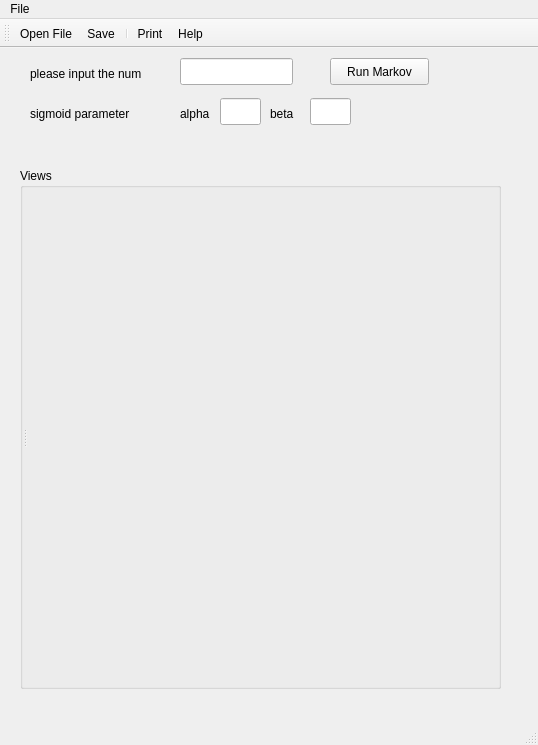
The window that SimpleView.ui (ryderlin/MIP_KneePrj) describes before a commit, drawn with Qt 5.
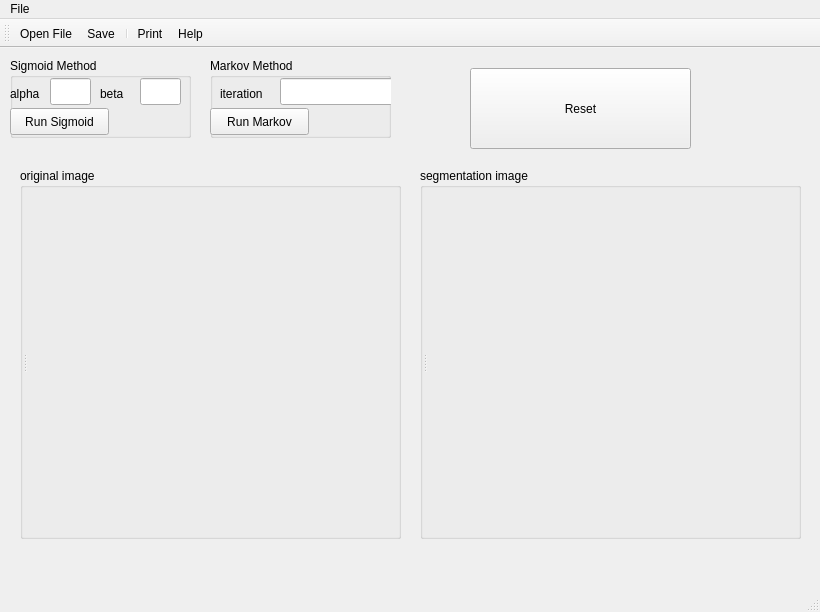
The same window after the commit. Icons and pictures are not drawn. Custom widgets are drawn as their Qt base class.

Commit message: first version for MIP final project

What changed in the file:
```diff
--- a/SimpleView.ui
+++ b/SimpleView.ui
@@ -6,8 +6,8 @@
    <rect>
     <x>0</x>
     <y>0</y>
-    <width>538</width>
-    <height>745</height>
+    <width>820</width>
+    <height>612</height>
    </rect>
   </property>
   <property name="windowTitle">
@@ -29,8 +29,8 @@
      <rect>
       <x>20</x>
       <y>120</y>
-      <width>481</width>
-      <height>521</height>
+      <width>381</width>
+      <height>371</height>
      </rect>
     </property>
     <property name="sizePolicy">
@@ -40,7 +40,7 @@
      </sizepolicy>
     </property>
     <property name="title">
-     <string>Views</string>
+     <string>original image</string>
     </property>
     <layout class="QVBoxLayout">
      <property name="spacing">
@@ -100,60 +100,184 @@
      </item>
     </layout>
    </widget>
-   <widget class="QPushButton" name="btnRun">
+   <widget class="QGroupBox" name="groupBoxGraph_2">
     <property name="geometry">
      <rect>
-      <x>330</x>
+      <x>420</x>
+      <y>120</y>
+      <width>381</width>
+      <height>371</height>
+     </rect>
+    </property>
+    <property name="sizePolicy">
+     <sizepolicy hsizetype="Expanding" vsizetype="Expanding">
+      <horstretch>1</horstretch>
+      <verstretch>1</verstretch>
+     </sizepolicy>
+    </property>
+    <property name="title">
+     <string>segmentation image</string>
+    </property>
+    <layout class="QVBoxLayout" name="_2">
+     <property name="spacing">
+      <number>0</number>
+     </property>
+     <property name="leftMargin">
+      <number>0</number>
+     </property>
+     <property name="topMargin">
+      <number>0</number>
+     </property>
+     <property name="rightMargin">
+      <number>0</number>
+     </property>
+     <property name="bottomMargin">
+      <number>0</number>
+     </property>
+     <item>
+      <widget class="QSplitter" name="splitter_2">
+       <property name="orientation">
+        <enum>Qt::Horizontal</enum>
+       </property>
+       <widget class="QFrame" name="tableFrame_2">
+        <layout class="QVBoxLayout" name="_3">
+         <property name="spacing">
+          <number>0</number>
+         </property>
+         <property name="leftMargin">
+          <number>0</number>
+         </property>
+         <property name="topMargin">
+          <number>0</number>
+         </property>
+         <property name="rightMargin">
+          <number>0</number>
+         </property>
+         <property name="bottomMargin">
+          <number>0</number>
+         </property>
+        </layout>
+       </widget>
+       <widget class="QVTKWidget" name="qvtkWidget_Seg" native="true">
+        <property name="sizePolicy">
+         <sizepolicy hsizetype="Expanding" vsizetype="Expanding">
+          <horstretch>1</horstretch>
+          <verstretch>1</verstretch>
+         </sizepolicy>
+        </property>
+        <property name="minimumSize">
+         <size>
+          <width>300</width>
+          <height>300</height>
+         </size>
+        </property>
+       </widget>
+      </widget>
+     </item>
+    </layout>
+   </widget>
+   <widget class="QGroupBox" name="groupBox">
+    <property name="geometry">
+     <rect>
+      <x>210</x>
       <y>10</y>
-      <width>99</width>
-      <height>27</height>
+      <width>181</width>
+      <height>80</height>
      </rect>
     </property>
-    <property name="text">
-     <string>Run Markov</string>
+    <property name="title">
+     <string>Markov Method</string>
     </property>
-   </widget>
    <widget class="QLabel" name="lbIteration">
     <property name="geometry">
      <rect>
-      <x>30</x>
-      <y>10</y>
-      <width>151</width>
+       <x>10</x>
+       <y>20</y>
+       <width>61</width>
       <height>31</height>
      </rect>
     </property>
     <property name="text">
-     <string>please input the num</string>
+      <string>iteration</string>
     </property>
    </widget>
    <widget class="QLineEdit" name="leIterationNum">
     <property name="geometry">
      <rect>
-      <x>180</x>
-      <y>10</y>
+       <x>70</x>
+       <y>20</y>
       <width>113</width>
       <height>27</height>
      </rect>
     </property>
    </widget>
-   <widget class="QLabel" name="lbIteration_2">
+    <widget class="QPushButton" name="btnRunMrf">
     <property name="geometry">
      <rect>
-      <x>30</x>
+       <x>0</x>
       <y>50</y>
-      <width>151</width>
+       <width>99</width>
+       <height>27</height>
+      </rect>
+     </property>
+     <property name="text">
+      <string>Run Markov</string>
+     </property>
+    </widget>
+   </widget>
+   <widget class="QGroupBox" name="groupBox_2">
+    <property name="geometry">
+     <rect>
+      <x>10</x>
+      <y>10</y>
+      <width>181</width>
+      <height>80</height>
+     </rect>
+    </property>
+    <property name="title">
+     <string>Sigmoid Method</string>
+    </property>
+    <widget class="QPushButton" name="btnRunSig">
+     <property name="geometry">
+      <rect>
+       <x>0</x>
+       <y>50</y>
+       <width>99</width>
+       <height>27</height>
+      </rect>
+     </property>
+     <property name="text">
+      <string>Run Sigmoid</string>
+     </property>
+    </widget>
+    <widget class="QLabel" name="lbIteration_4">
+     <property name="geometry">
+      <rect>
+       <x>90</x>
+       <y>20</y>
+       <width>41</width>
       <height>31</height>
      </rect>
     </property>
     <property name="text">
-     <string>sigmoid parameter</string>
+      <string>beta</string>
+     </property>
+    </widget>
+    <widget class="QLineEdit" name="leSigBeta">
+     <property name="geometry">
+      <rect>
+       <x>130</x>
+       <y>20</y>
+       <width>41</width>
+       <height>27</height>
+      </rect>
     </property>
    </widget>
    <widget class="QLineEdit" name="leSigAlpha">
     <property name="geometry">
      <rect>
-      <x>220</x>
-      <y>50</y>
+       <x>40</x>
+       <y>20</y>
       <width>41</width>
       <height>27</height>
      </rect>
@@ -162,8 +286,8 @@
    <widget class="QLabel" name="lbIteration_3">
     <property name="geometry">
      <rect>
-      <x>180</x>
-      <y>50</y>
+       <x>0</x>
+       <y>20</y>
       <width>41</width>
       <height>31</height>
      </rect>
@@ -172,27 +296,27 @@
      <string>alpha</string>
     </property>
    </widget>
-   <widget class="QLineEdit" name="leSigBeta">
-    <property name="geometry">
-     <rect>
-      <x>310</x>
-      <y>50</y>
-      <width>41</width>
-      <height>27</height>
-     </rect>
-    </property>
+    <zorder>btnRunSig</zorder>
+    <zorder>lbIteration_4</zorder>
+    <zorder>leSigBeta</zorder>
+    <zorder>leSigAlpha</zorder>
+    <zorder>lbIteration_3</zorder>
+    <zorder>lbIteration_4</zorder>
+    <zorder>leSigBeta</zorder>
+    <zorder>leSigAlpha</zorder>
+    <zorder>lbIteration_3</zorder>
    </widget>
-   <widget class="QLabel" name="lbIteration_4">
+   <widget class="QPushButton" name="btnReset">
     <property name="geometry">
      <rect>
-      <x>270</x>
-      <y>50</y>
-      <width>41</width>
-      <height>31</height>
+      <x>470</x>
+      <y>20</y>
+      <width>221</width>
+      <height>81</height>
      </rect>
     </property>
     <property name="text">
-     <string>beta</string>
+     <string>Reset</string>
     </property>
    </widget>
   </widget>
@@ -201,7 +325,7 @@
     <rect>
      <x>0</x>
      <y>0</y>
-     <width>538</width>
+     <width>820</width>
      <height>25</height>
     </rect>
    </property>
```
Left out of the diff: 2 changed lines with no effect on the pictures. Lines whose indentation alone changed are shown as unchanged. The commit also changes 2 other files.
